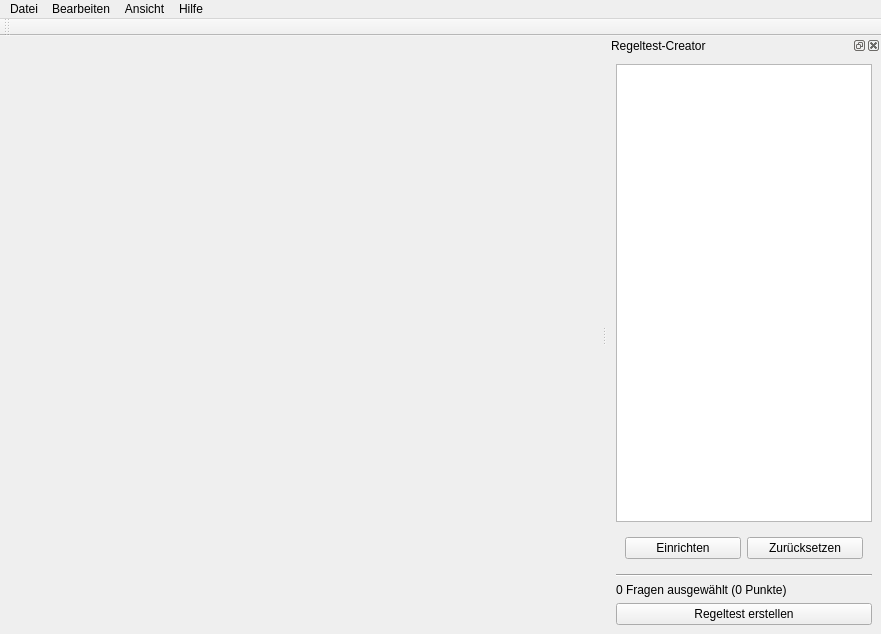
The window that res/mainwindow.ui (jfeil/RegeltestCreator) describes before a commit, drawn with Qt 5.
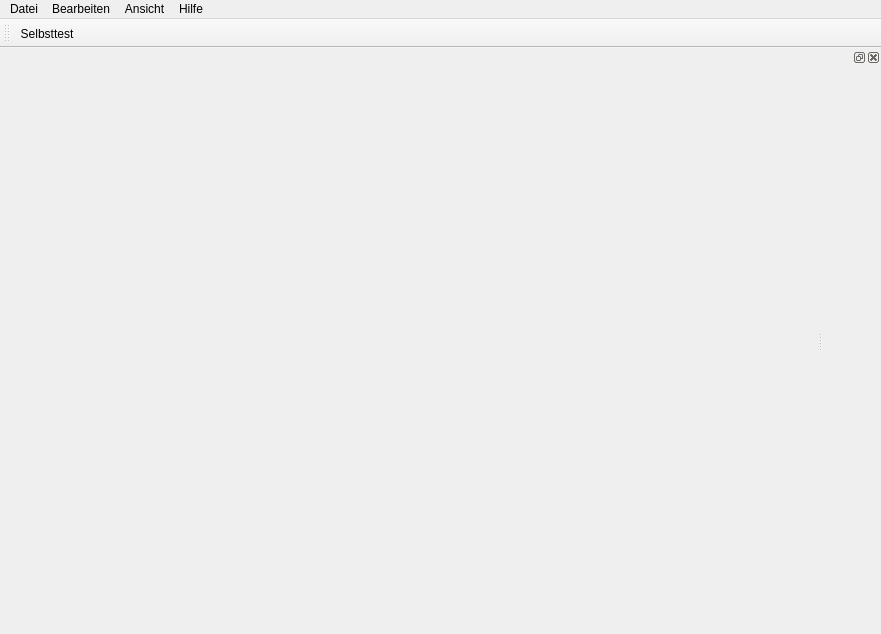
The same window after the commit. Custom widgets are drawn as their Qt base class.

```diff
--- a/res/mainwindow.ui
+++ b/res/mainwindow.ui
@@ -71,7 +71,7 @@
   </widget>
   <widget class="QDockWidget" name="regeltest_creator">
    <property name="windowTitle">
-    <string>Regeltest-Creator</string>
+    <string/>
    </property>
    <attribute name="dockWidgetArea">
     <number>2</number>
@@ -79,48 +79,7 @@
    <widget class="QWidget" name="dockWidgetContents">
     <layout class="QVBoxLayout" name="verticalLayout_3">
      <item>
-      <widget class="RegeltestCreator" name="regeltest_list"/>
-     </item>
-     <item>
-      <widget class="QWidget" name="widget" native="true">
-       <layout class="QGridLayout" name="gridLayout">
-        <item row="0" column="0">
-         <widget class="QPushButton" name="add_questionlist">
-          <property name="text">
-           <string>Einrichten</string>
-          </property>
-         </widget>
-        </item>
-        <item row="0" column="1">
-         <widget class="QPushButton" name="clear_questionlist">
-          <property name="text">
-           <string>Zurücksetzen</string>
-          </property>
-         </widget>
-        </item>
-       </layout>
-      </widget>
-     </item>
-     <item>
-      <widget class="Line" name="line">
-       <property name="orientation">
-        <enum>Qt::Horizontal</enum>
-       </property>
-      </widget>
-     </item>
-     <item>
-      <widget class="QLabel" name="regeltest_stats">
-       <property name="text">
-        <string>0 Fragen ausgewählt (0 Punkte)</string>
-       </property>
-      </widget>
-     </item>
-        <item>
-            <widget class="QPushButton" name="create_regeltest">
-                <property name="text">
-                    <string>Regeltest erstellen</string>
-                </property>
-            </widget>
+      <widget class="QStackedWidget" name="stacked_widget_dock"/>
         </item>
     </layout>
    </widget>
@@ -135,6 +94,7 @@
          <attribute name="toolBarBreak">
              <bool>false</bool>
          </attribute>
+   <addaction name="actionSelftest"/>
      </widget>
      <action name="actionNeue_Kategorie_erstellen">
          <property name="text">
@@ -176,14 +136,12 @@
     <string>Über</string>
    </property>
   </action>
+  <action name="actionSelftest">
+   <property name="text">
+    <string>Selbsttest</string>
+   </property>
+  </action>
  </widget>
- <customwidgets>
-  <customwidget>
-   <class>RegeltestCreator</class>
-   <extends>QListWidget</extends>
-   <header>.regeltestcreator.h</header>
-  </customwidget>
- </customwidgets>
  <resources/>
  <connections/>
 </ui>
```
Left out of the diff: 2 changed lines with no effect on the pictures. Lines whose indentation alone changed are shown as unchanged.
